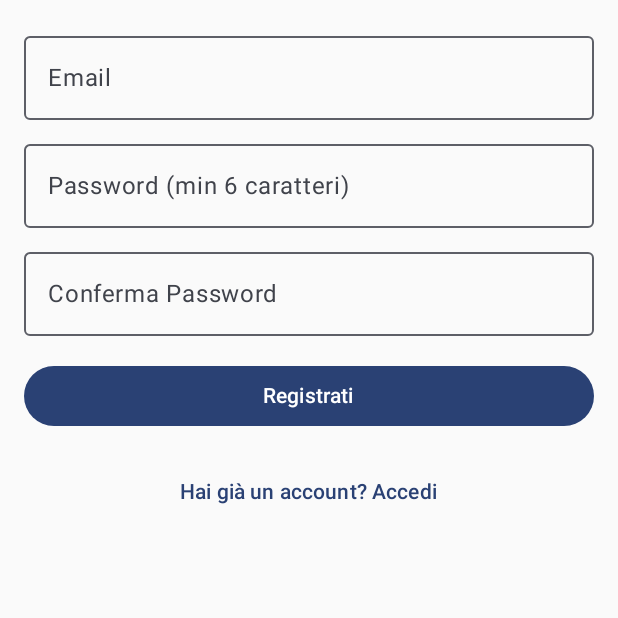
After one commit to luciobaiocchi/mobile-project, an Android app built with Jetpack Compose: the RegisterScreen screen opened through its navigation route, on a phone screen of 412 x 824 dp, the top half of it. The commit adds this screen. Run offline under Robolectric (Android 15) with nearby library versions, the phone set to English and light mode, and no system bars; our stand-ins replace Firebase (no records; nobody signed in at launch, a user with empty details on screens opened directly).

Commit message:
modified login and added register screen

```diff
--- a/app/src/main/java/com/heard/mobile/ui/Navigation.kt
+++ b/app/src/main/java/com/heard/mobile/ui/Navigation.kt
@@ -15,6 +15,7 @@ import com.heard.mobile.ui.screens.path.PathScreen
 import com.heard.mobile.ui.screens.personal.PersonalProfile
 import com.heard.mobile.ui.screens.settings.SettingsScreen
 import com.heard.mobile.ui.screens.pathDetail.PathDetailScreen
+import com.heard.mobile.ui.screens.register.RegisterScreen
 import com.heard.mobile.viewmodel.ThemeViewModel
 import kotlinx.serialization.Serializable
 
@@ -26,6 +27,8 @@ sealed interface HeardRoute {
     @Serializable data object Profile : HeardRoute
     @Serializable data object Path : HeardRoute
     @Serializable data object Login : HeardRoute
+    @Serializable data object Register : HeardRoute
+
 
 
 }
@@ -39,12 +42,25 @@ fun ApplicationGraph(navController: NavHostController, themeViewModel: ThemeView
         startDestination = if (isUserLoggedIn) HeardRoute.Home else HeardRoute.Login,
     ) {
         composable<HeardRoute.Login> {
+
             LoginScreen(
+                navController = navController,            // <-- passaggio navController
                 onLoginSuccess = {
                     // naviga alla home dopo il login
                     navController.navigate(HeardRoute.Home) {
                         // evita di poter tornare indietro alla login
                         popUpTo(HeardRoute.Login) { inclusive = true }
+                    }
+                }
+            )
+        }
+        composable<HeardRoute.Register> {
+            RegisterScreen(
+                navController = navController,
+                onRegisterSuccess = {
+                    // Dopo registrazione vai alla home e resetta stack
+                    navController.navigate(HeardRoute.Home) {
+                        popUpTo(HeardRoute.Register) { inclusive = true }
                     }
                 }
             )
--- /dev/null
+++ b/app/src/main/java/com/heard/mobile/ui/screens/register/RegisterScreen.kt
@@ -0,0 +1,112 @@
+package com.heard.mobile.ui.screens.register
+
+import androidx.compose.foundation.layout.*
+import androidx.compose.material3.*
+import androidx.compose.runtime.*
+import androidx.compose.ui.Modifier
+import androidx.compose.ui.text.input.PasswordVisualTransformation
+import androidx.compose.ui.unit.dp
+import androidx.navigation.NavController
+import com.google.firebase.auth.FirebaseAuth
+import com.heard.mobile.ui.HeardRoute
+import java.util.regex.Pattern
+
+@Composable
+fun RegisterScreen(
+    navController: NavController,
+    auth: FirebaseAuth = FirebaseAuth.getInstance(),
+    onRegisterSuccess: () -> Unit
+) {
+    var email by remember { mutableStateOf("") }
+    var password by remember { mutableStateOf("") }
+    var confirmPassword by remember { mutableStateOf("") }
+    var error by remember { mutableStateOf<String?>(null) }
+    var loading by remember { mutableStateOf(false) }
+
+    fun isValidEmail(email: String): Boolean {
+        val emailPattern = Pattern.compile(
+            "[a-zA-Z0-9._-]+@[a-z]+\\.+[a-z]+"
+        )
+        return emailPattern.matcher(email).matches()
+    }
+
+    fun isValidPassword(password: String): Boolean {
+        return password.length >= 6
+    }
+
+    Column(modifier = Modifier.padding(16.dp)) {
+        OutlinedTextField(
+            value = email,
+            onValueChange = { email = it },
+            label = { Text("Email") },
+            modifier = Modifier.fillMaxWidth()
+        )
+        Spacer(modifier = Modifier.height(8.dp))
+        OutlinedTextField(
+            value = password,
+            onValueChange = { password = it },
+            label = { Text("Password (min 6 caratteri)") },
+            modifier = Modifier.fillMaxWidth(),
+            visualTransformation = PasswordVisualTransformation()
+        )
+        Spacer(modifier = Modifier.height(8.dp))
+        OutlinedTextField(
+            value = confirmPassword,
+            onValueChange = { confirmPassword = it },
+            label = { Text("Conferma Password") },
+            modifier = Modifier.fillMaxWidth(),
+            visualTransformation = PasswordVisualTransformation()
+        )
+        Spacer(modifier = Modifier.height(16.dp))
+
+        if (error != null) {
+            Text(text = error!!, color = MaterialTheme.colorScheme.error)
+            Spacer(modifier = Modifier.height(8.dp))
+        }
+
+        Button(
+            onClick = {
+                error = null
+                if (!isValidEmail(email.trim())) {
+                    error = "Email non valida"
+                    return@Button
+                }
+                if (!isValidPassword(password)) {
+                    error = "La password deve essere almeno di 6 caratteri"
+                    return@Button
+                }
+                if (password != confirmPassword) {
+                    error = "Le password non coincidono"
+                    return@Button
+                }
+                loading = true
+                auth.createUserWithEmailAndPassword(email.trim(), password)
+                    .addOnCompleteListener { task ->
+                        loading = false
+                        if (task.isSuccessful) {
+                            onRegisterSuccess()
+                        } else {
+                            error = task.exception?.localizedMessage ?: "Errore durante la registrazione"
+                        }
+                    }
+            },
+            modifier = Modifier.fillMaxWidth(),
+            enabled = !loading
+        ) {
+            Text("Registrati")
+        }
+
+        Spacer(modifier = Modifier.height(16.dp))
+
+        TextButton(
+            onClick = {
+                navController.navigate(HeardRoute.Login) {
+                    popUpTo(HeardRoute.Register) { inclusive = true }
+                }
+            },
+            modifier = Modifier.fillMaxWidth()
+        ) {
+            Text("Hai già un account? Accedi")
+        }
+    }
+}
```
Also changed, not shown: app/src/main/java/com/heard/mobile/ui/screens/login/LoginScreen.kt (+13 -1 lines).
